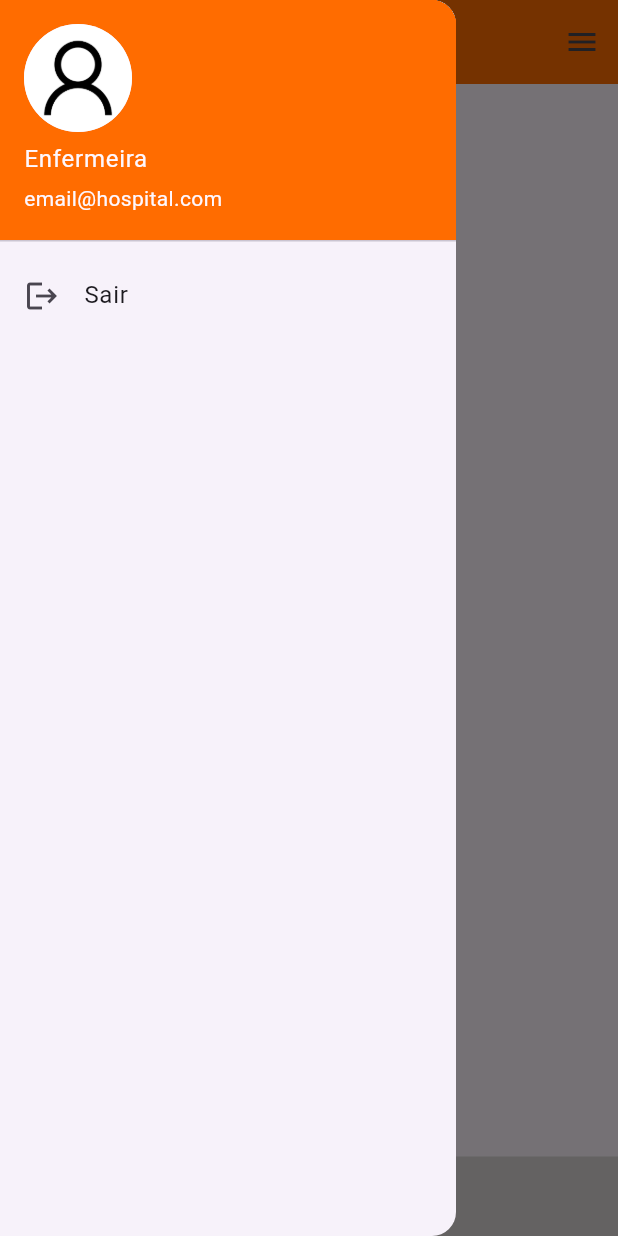
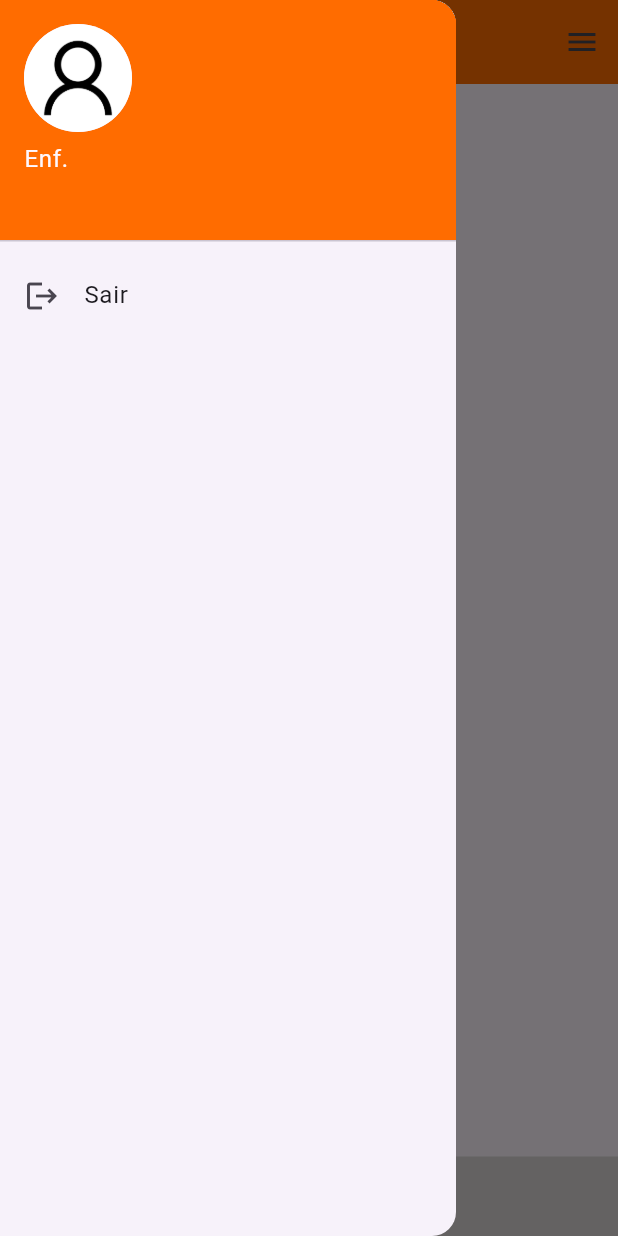
Before and after one commit to JucelinoHenrique/touchscreening_fixed, a Flutter app: the MainScreen screen opened by its route, with the side drawer open, on a phone screen of 412 x 824 dp. Run offline on Flutter 3.47's test engine with Material 3 defaults, Android fonts, the phone set to English and light mode, and no system bars; our stand-ins replace cloud_firestore, firebase_auth, firebase_core, flutter_tts, google_sign_in; accounts and stored records are empty.

Commit message:
feat: display user displayName on main_screen.

```diff
--- a/lib/screens/main_screen.dart
+++ b/lib/screens/main_screen.dart
@@ -53,7 +53,7 @@ class _MainScreenState extends State<MainScreen> {
             const SizedBox(width: 10),
             Text(
               currentUser != null
-                  ? 'Olá, Enf. ${currentUser.email}'
+                  ? 'Olá, Enf. ${currentUser.displayName}'
                   : 'Olá, Enf.',
               style: const TextStyle(
                 fontSize: 19.0,
@@ -76,13 +76,16 @@ class _MainScreenState extends State<MainScreen> {
         child: ListView(
           padding: EdgeInsets.zero,
           children: <Widget>[
-            const UserAccountsDrawerHeader(
-              accountName: Text('Enfermeira'),
-              accountEmail: Text('email@hospital.com'),
-              currentAccountPicture: CircleAvatar(
+            UserAccountsDrawerHeader(
+              accountName: Text(currentUser != null
+                  ? 'Enf. ${currentUser.displayName}'
+                  : 'Olá, Enf.'),
+              accountEmail:
+                  Text(currentUser != null ? ' ${currentUser.email}' : ''),
+              currentAccountPicture: const CircleAvatar(
                 backgroundImage: AssetImage('lib/assets/images/logo.png'),
               ),
-              decoration: BoxDecoration(color: Color(0xFFFF6C00)),
+              decoration: const BoxDecoration(color: Color(0xFFFF6C00)),
             ),
             ListTile(
               leading: const Icon(Icons.logout),
```
